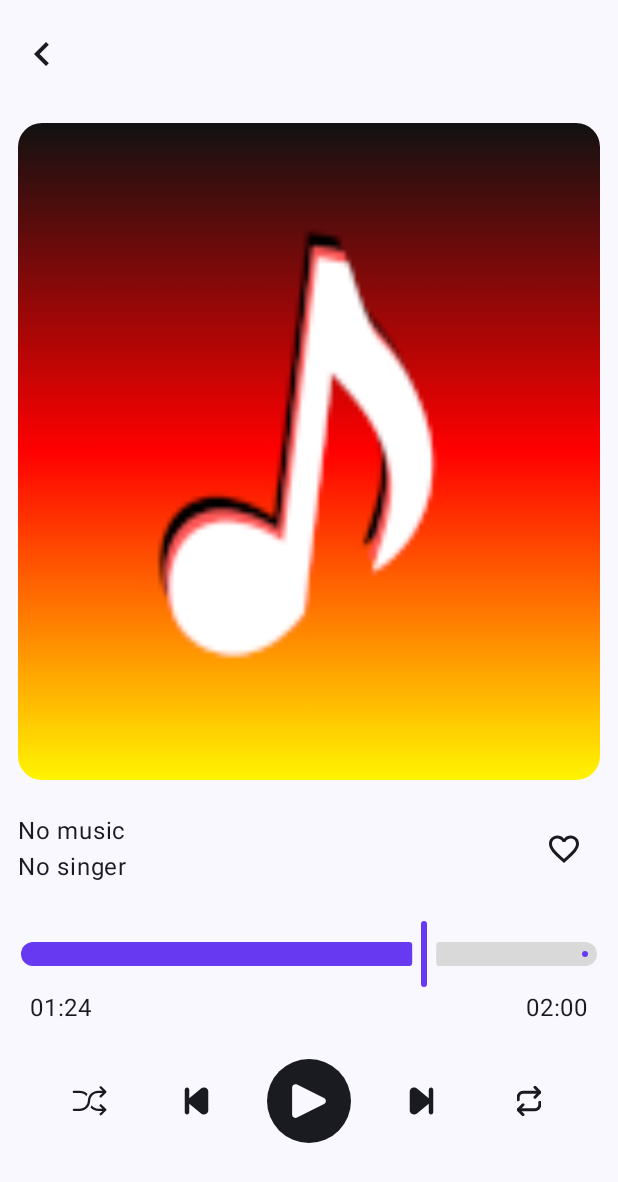
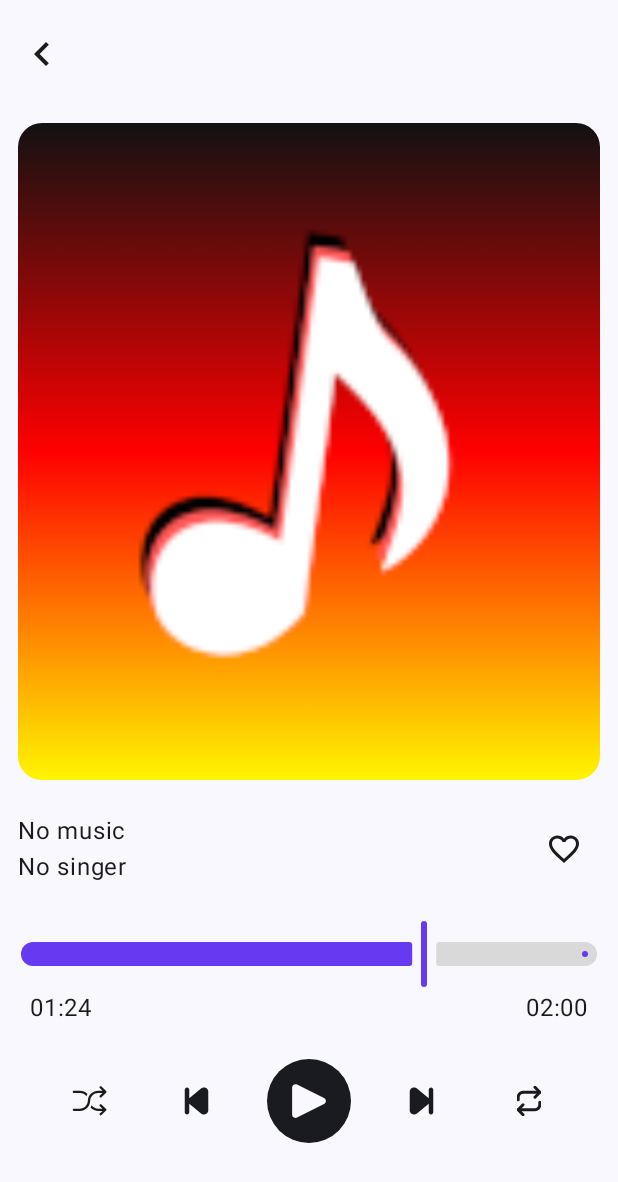
Before and after one commit to gotneb/Lied, an Android app built with Jetpack Compose: the composable MusicPlayerScreen shown on its own in the app's theme, on a phone screen of 412 x 824 dp. Shown: the top 1182 px of the screen. Run offline under Robolectric (Android 15) with nearby library versions, the phone set to English and light mode, and no system bars; 5 statements that could not run were skipped.

Commit message:
feat: show music album cover on the player

```diff
--- a/app/build.gradle.kts
+++ b/app/build.gradle.kts
@@ -46,6 +46,7 @@ dependencies {
         implementation(bundles.compose)
         implementation(bundles.koin)
         implementation(bundles.ktor)
+        implementation(bundles.coil)
     }
 
     implementation(libs.androidx.core.ktx)
--- a/app/src/main/java/com/gotneb/lied/music_player/domain/model/Music.kt
+++ b/app/src/main/java/com/gotneb/lied/music_player/domain/model/Music.kt
@@ -16,4 +16,5 @@ data class Music(
     val isFavorite: Boolean,
     @DrawableRes
     val coverRes: Int,
+    val albumCover: String? = null,
 )
--- a/app/src/main/java/com/gotneb/lied/music_player/presentation/music_player/MusicPlayerScreen.kt
+++ b/app/src/main/java/com/gotneb/lied/music_player/presentation/music_player/MusicPlayerScreen.kt
@@ -35,6 +35,7 @@ import com.gotneb.lied.R
 import com.gotneb.lied.music_player.presentation.music_list.MusicListAction
 import com.gotneb.lied.music_player.presentation.music_list.MusicListState
 import com.gotneb.lied.music_player.presentation.music_list.components.musicPreview
+import com.gotneb.lied.music_player.presentation.music_player.components.MusicCoverImage
 import com.gotneb.lied.music_player.presentation.music_player.components.ProgressAudioBar
 import com.gotneb.lied.ui.theme.LiedTheme
 
@@ -71,15 +72,7 @@ fun MusicPlayerScreen(
                     )
                 }
             }
-            Image(
-                painter = painterResource(id = R.drawable.music_cover_placeholder),
-                contentDescription = null,
-                contentScale = ContentScale.FillBounds,
-                modifier = Modifier
-                    .clip(RoundedCornerShape(16.dp))
-                    .fillMaxWidth()
-                    .fillMaxHeight(0.6f)
-            )
+            MusicCoverImage(coverPath = state.currentMusic?.albumCover)
             Row(modifier = Modifier.fillMaxWidth()) {
                 Column(modifier = Modifier.weight(1f)) {
                     Text(text = state.currentMusic?.name ?: "No music")
--- /dev/null
+++ b/app/src/main/java/com/gotneb/lied/music_player/presentation/music_player/components/MusicCoverImage.kt
@@ -0,0 +1,32 @@
+package com.gotneb.lied.music_player.presentation.music_player.components
+
+import androidx.compose.foundation.layout.fillMaxHeight
+import androidx.compose.foundation.layout.fillMaxWidth
+import androidx.compose.foundation.shape.RoundedCornerShape
+import androidx.compose.runtime.Composable
+import androidx.compose.ui.Modifier
+import androidx.compose.ui.draw.clip
+import androidx.compose.ui.layout.ContentScale
+import androidx.compose.ui.unit.dp
+import androidx.compose.ui.res.painterResource
+import coil3.compose.AsyncImage
+import com.gotneb.lied.R
+
+
+@Composable
+fun MusicCoverImage(
+    coverPath: String?,
+    modifier: Modifier = Modifier,
+) {
+    AsyncImage(
+        model = coverPath,
+        contentDescription = "Music cover",
+        contentScale = ContentScale.Crop,
+        placeholder = painterResource(R.drawable.music_cover_placeholder),
+        error = painterResource(R.drawable.music_cover_placeholder),
+        modifier = modifier
+            .clip(RoundedCornerShape(16.dp))
+            .fillMaxWidth()
+            .fillMaxHeight(0.6f)
+    )
+}
```
Also changed, not shown: app/src/main/java/com/gotneb/lied/music_player/data/local/MusicRepositoryImpl.kt (+42 -14 lines), gradle/libs.versions.toml (+15 -6 lines).
